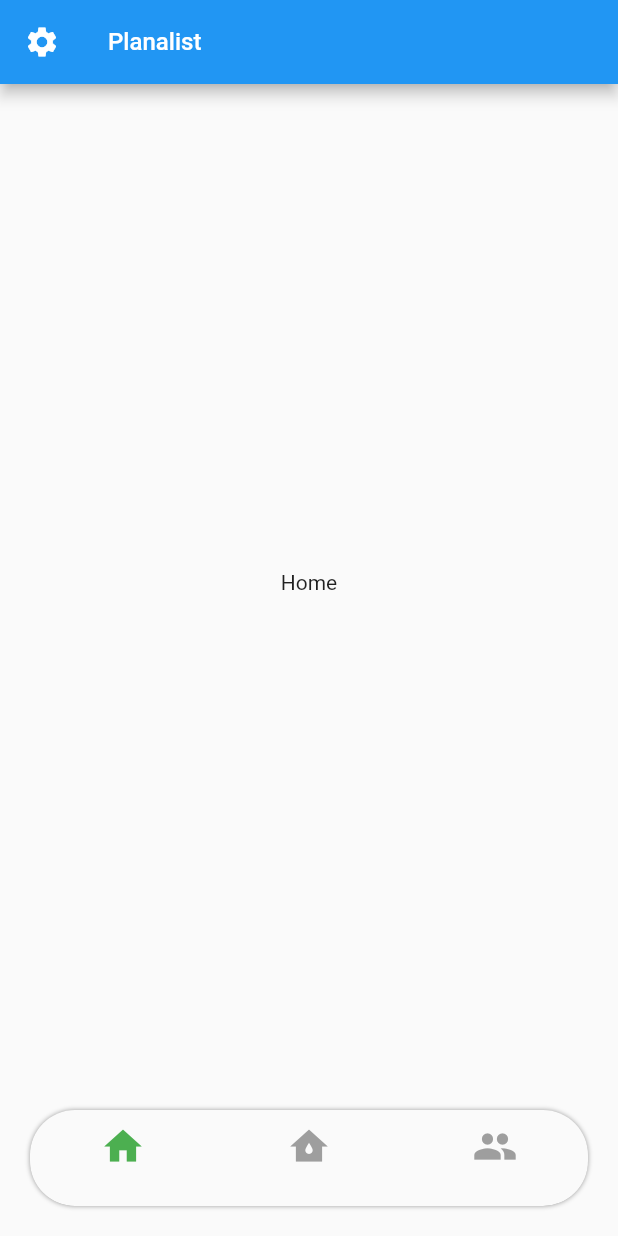
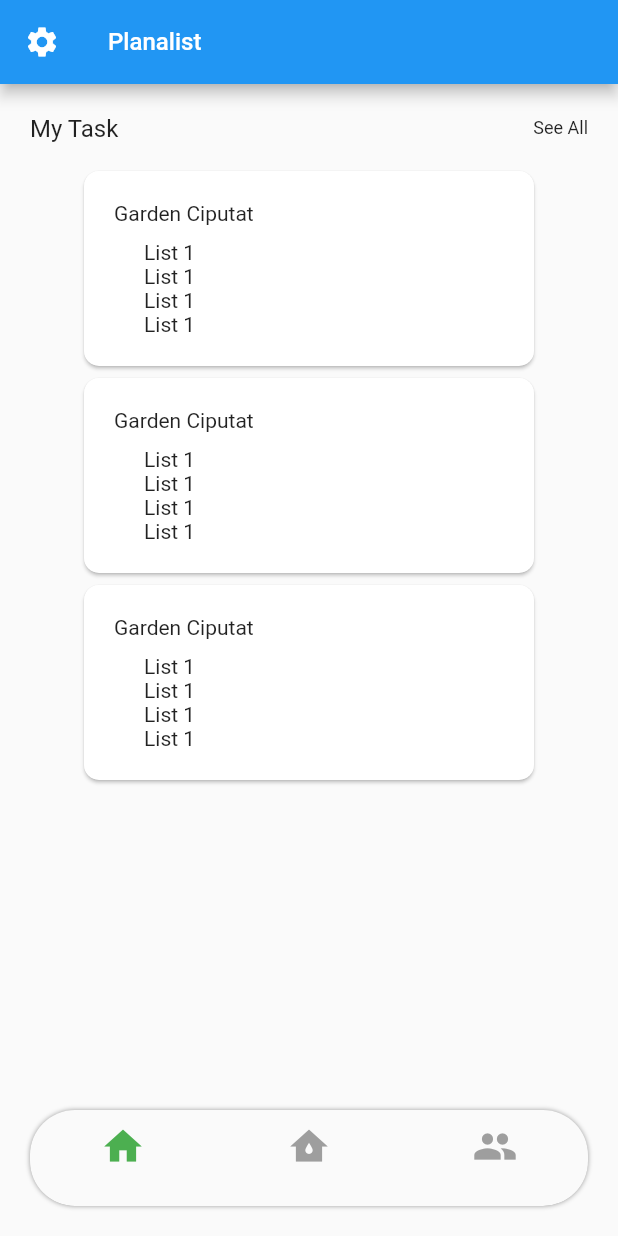
Before and after one commit to arifulnaufal16/Planalist, a Flutter app: the Home screen opened directly, on a phone screen of 412 x 824 dp. Run offline on Flutter 3.47's test engine with Material 2 defaults, Android fonts, the phone set to English and light mode, and no system bars; our stand-ins replace page_transition; missing offline and left inert: custom_dropdown.

Commit message:
TaskPage

```diff
--- a/lib/home.dart
+++ b/lib/home.dart
@@ -1,4 +1,4 @@
-import 'package:Planalist/login.dart';
+import 'package:Planalist/task/myTask.dart';
 import 'package:flutter/material.dart';
 import 'package:page_transition/page_transition.dart';
 
@@ -19,7 +19,7 @@ class _HomeState extends State<Home> {
   @override
   Widget build(BuildContext context) {
     final listPage = <Widget>[
-      Text('Home'),
+      MyTask(),
       Text('Reminder'),
       Text('Profile'),
     ];
@@ -154,5 +154,3 @@ class _HomeState extends State<Home> {
         ));
   }
 }
-
-class _scaffoldKey {}
--- /dev/null
+++ b/lib/task/myTask.dart
@@ -0,0 +1,84 @@
+import 'package:Planalist/task/taskListDetail.dart';
+import 'package:page_transition/page_transition.dart';
+import 'package:flutter/material.dart';
+
+class MyTask extends StatefulWidget {
+  @override
+  _MyTaskState createState() => _MyTaskState();
+}
+
+class _MyTaskState extends State<MyTask> {
+  Widget cardGardenList() {
+    return Card(
+      shape: RoundedRectangleBorder(
+        borderRadius: BorderRadius.all(
+          Radius.circular(10),
+        ),
+      ),
+      child: InkWell(
+        splashColor: Colors.blue.withAlpha(30),
+        onTap: () {
+          Navigator.push(
+            context,
+            PageTransition(
+                type: PageTransitionType.leftToRight,
+                duration: Duration(milliseconds: 800),
+                child: TaskListDetail(),
+                ctx: context),
+          );
+        },
+        child: Container(
+          width: 300,
+          padding: EdgeInsets.all(20),
+          child: Column(
+            crossAxisAlignment: CrossAxisAlignment.start,
+            children: [
+              Text('Garden Ciputat'),
+              Container(
+                padding: EdgeInsets.only(left: 20, top: 10),
+                child: Column(
+                  children: [
+                    Text('List 1'),
+                    Text('List 1'),
+                    Text('List 1'),
+                    Text('List 1'),
+                  ],
+                ),
+              )
+            ],
+          ),
+        ),
+      ),
+    );
+  }
+
+  @override
+  Widget build(BuildContext context) {
+    return ListView(
+      padding: EdgeInsets.all(20),
+      children: [
+        Row(
+          mainAxisAlignment: MainAxisAlignment.spaceBetween,
+          children: [
+            Text(
+              "My Task",
+              style: TextStyle(fontSize: 16),
+            ),
+            Text(
+              "See All",
+              style: TextStyle(fontSize: 12),
+            ),
+          ],
+        ),
+        SizedBox(height: 15.0),
+        Column(
+          children: [
+            cardGardenList(),
+            cardGardenList(),
+            cardGardenList(),
+          ],
+        ),
+      ],
+    );
+  }
+}
--- a/pubspec.yaml
+++ b/pubspec.yaml
@@ -30,6 +30,7 @@ dependencies:
   cupertino_icons: ^1.0.0
   introduction_screen: ^2.1.0
   page_transition: "^1.1.7+6"
+  custom_dropdown: ^0.0.2
 
 dev_dependencies:
   flutter_test:
```
Also changed, not shown: lib/task/newTask.dart (added, +150 -0 lines), lib/task/taskListDetail.dart (added, +119 -0 lines), pubspec.lock, 1 other file.
